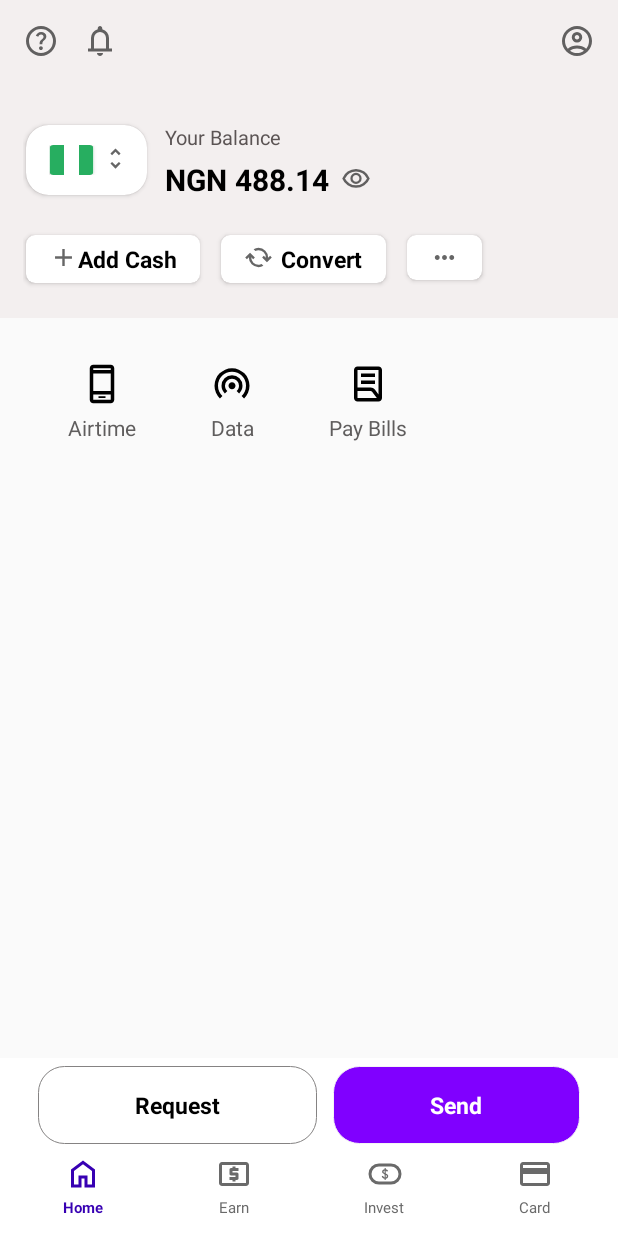
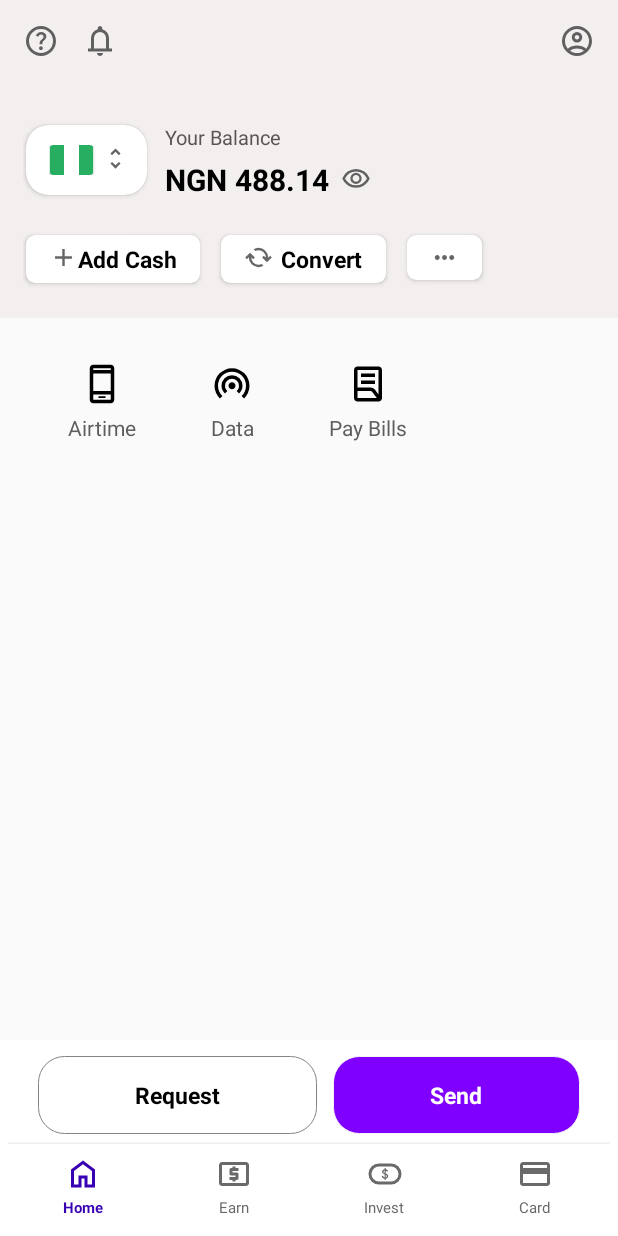
Before and after one commit to adeleyeayodeji/chipper-cash-android-clone, an Android app: the layout activity_main.xml on its own in the app's theme, with its tools: preview values and no code run, on a phone screen of 412 x 824 dp. Run offline under Robolectric (Android 15) with nearby library versions, the phone set to English and light mode, and no system bars.

```diff
--- a/app/src/main/res/layout/activity_main.xml
+++ b/app/src/main/res/layout/activity_main.xml
@@ -34,74 +34,12 @@
 
     </FrameLayout>
 
-    <androidx.appcompat.widget.LinearLayoutCompat
+    <FrameLayout
         android:layout_width="match_parent"
-        android:layout_height="wrap_content"
-        android:background="@color/white"
-        android:orientation="vertical"
-        android:layout_gravity="bottom"
-        android:padding="5dp"
-        >
+        android:layout_height="match_parent">
 
-        <LinearLayout
-            android:layout_width="match_parent"
-            android:layout_height="wrap_content"
-            android:orientation="horizontal"
-            android:gravity="center"
-            android:paddingStart="@dimen/_20dp"
-            android:paddingEnd="@dimen/_20dp"
-            >
+    <include layout="@layout/bottom_navigation_view" />
 
-            <TextView
-                android:layout_width="wrap_content"
-                android:layout_height="wrap_content"
-                android:text="Request"
-                android:textSize="15sp"
-                android:background="@drawable/custom_border"
-                android:textStyle="bold"
-                android:textColor="#000000"
-                android:paddingTop="15dp"
-                android:paddingBottom="15dp"
-                android:layout_weight="2"
-                android:textAlignment="center"
-                android:layout_marginEnd="5dp"
-                android:radius="17dp" />
-
-            <TextView
-                android:layout_width="wrap_content"
-                android:layout_height="wrap_content"
-                android:text="Send"
-                android:textSize="15sp"
-                android:textAlignment="center"
-                android:background="@drawable/custom_border_darkpurple"
-                android:textStyle="bold"
-                android:textColor="#FFFFFF"
-                android:paddingTop="15dp"
-                android:paddingBottom="15dp"
-                android:layout_marginStart="5dp"
-                android:layout_weight="2"
-                android:radius="17dp" />
-
-        </LinearLayout>
-
-        <!--    Bottom Navigation View-->
-        <com.google.android.material.bottomnavigation.BottomNavigationView
-            android:id="@+id/bottom_navigation_view"
-            android:layout_width="match_parent"
-            android:layout_height="wrap_content"
-            android:layout_alignParentBottom="true"
-            android:layout_gravity="bottom"
-            android:background="@color/white"
-            app:elevation="0dp"
-            app:itemBackground="@null"
-            app:itemIconTint="@color/bnv_tab_item_foreground"
-            app:itemRippleColor="@null"
-            app:itemTextAppearanceActive="@style/BottomNavigationView.Active"
-            app:itemTextAppearanceInactive="@style/BottomNavigationView"
-            app:itemTextColor="@color/bnv_tab_item_foreground"
-            app:labelVisibilityMode="labeled"
-            app:menu="@menu/bottom_navigation_menu" />
-
-    </androidx.appcompat.widget.LinearLayoutCompat>
+    </FrameLayout>
 
 </androidx.coordinatorlayout.widget.CoordinatorLayout>
--- /dev/null
+++ b/app/src/main/res/layout/bottom_navigation_view.xml
@@ -0,0 +1,77 @@
+<?xml version="1.0" encoding="utf-8"?>
+<androidx.appcompat.widget.LinearLayoutCompat android:layout_width="match_parent"
+    android:layout_height="wrap_content"
+    xmlns:app="http://schemas.android.com/apk/res-auto"
+    android:background="@color/white"
+    android:orientation="vertical"
+    android:layout_gravity="bottom"
+    android:padding="5dp"
+    xmlns:android="http://schemas.android.com/apk/res/android">
+
+    <LinearLayout
+        android:layout_width="match_parent"
+        android:layout_height="wrap_content"
+        android:orientation="horizontal"
+        android:gravity="center"
+        android:paddingStart="@dimen/_20dp"
+        android:paddingEnd="@dimen/_20dp"
+        android:paddingTop="5dp"
+        >
+
+        <TextView
+            android:layout_width="wrap_content"
+            android:layout_height="wrap_content"
+            android:text="Request"
+            android:textSize="15sp"
+            android:background="@drawable/custom_border"
+            android:textStyle="bold"
+            android:textColor="#000000"
+            android:paddingTop="15dp"
+            android:paddingBottom="15dp"
+            android:layout_weight="2"
+            android:textAlignment="center"
+            android:layout_marginEnd="5dp"
+            android:radius="17dp" />
+
+        <TextView
+            android:layout_width="wrap_content"
+            android:layout_height="wrap_content"
+            android:text="Send"
+            android:textSize="15sp"
+            android:textAlignment="center"
+            android:background="@drawable/custom_border_darkpurple"
+            android:textStyle="bold"
+            android:textColor="#FFFFFF"
+            android:paddingTop="15dp"
+            android:paddingBottom="15dp"
+            android:layout_marginStart="5dp"
+            android:layout_weight="2"
+            android:radius="17dp" />
+
+    </LinearLayout>
+
+    <View
+        android:layout_width="match_parent"
+        android:layout_height="1dp"
+        android:layout_marginTop="5dp"
+        android:background="#1BB3B3B3" />
+
+    <!--    Bottom Navigation View-->
+    <com.google.android.material.bottomnavigation.BottomNavigationView
+        android:id="@+id/bottom_navigation_view"
+        android:layout_width="match_parent"
+        android:layout_height="wrap_content"
+        android:layout_alignParentBottom="true"
+        android:layout_gravity="bottom"
+        android:background="@color/white"
+        app:elevation="3dp"
+        app:itemBackground="@null"
+        app:itemIconTint="@color/bnv_tab_item_foreground"
+        app:itemRippleColor="@null"
+        app:itemTextAppearanceActive="@style/BottomNavigationView.Active"
+        app:itemTextAppearanceInactive="@style/BottomNavigationView"
+        app:itemTextColor="@color/bnv_tab_item_foreground"
+        app:labelVisibilityMode="labeled"
+        app:menu="@menu/bottom_navigation_menu" />
+
+</androidx.appcompat.widget.LinearLayoutCompat>
```
Also changed, not shown: app/src/main/java/com/biggidroid/opaykotlin/MainActivity.kt (+51 -16 lines), app/src/main/java/com/biggidroid/opaykotlin/viewmodel/AppViewModel.kt (added, +19 -0 lines), app/src/main/res/font/roboto.xml (added, +7 -0 lines), app/src/main/res/layout/transaction_item_layout.xml (+8 -3 lines), app/src/main/res/font/roboto_black.ttf (added), app/src/main/res/font/roboto_blackItalic.ttf (added), app/src/main/res/font/roboto_bold.ttf (added), app/src/main/res/font/roboto_boldItalic.ttf (added), app/src/main/res/font/roboto_italic.ttf (added), app/src/main/res/font/roboto_light.ttf (added), app/src/main/res/font/roboto_lightItalic.ttf (added), app/src/main/res/font/roboto_medium.ttf (added), app/src/main/res/font/roboto_mediumItalic.ttf (added), app/src/main/res/font/roboto_regular.ttf (added), 2 more files.
